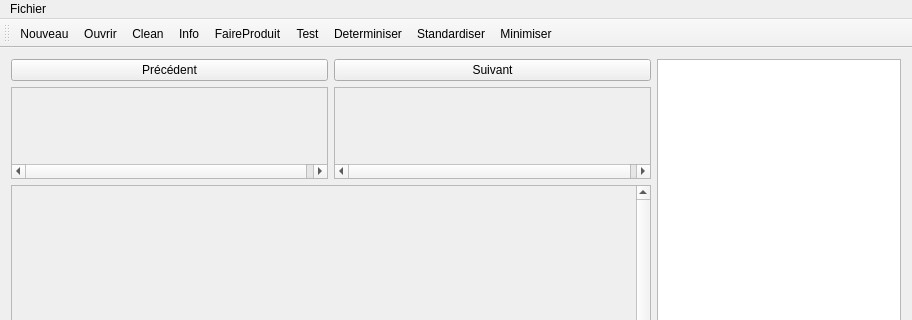
Qt form automate-project/mainwindow.ui (kladier/projetTL) before a commit; both pictures show x 0 to 912 and y 0 to 320 of the 912 by 504 pixel window.
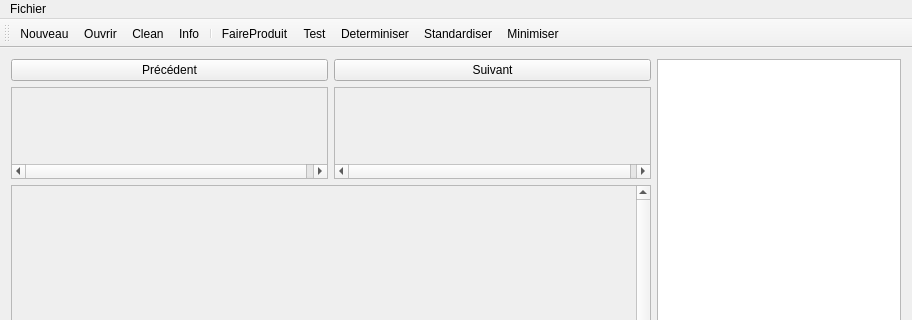
The same form after that commit. Icons and pictures are not drawn.

```diff
--- a/automate-project/mainwindow.ui
+++ b/automate-project/mainwindow.ui
@@ -223,6 +223,7 @@
    <addaction name="actionOuvrir"/>
    <addaction name="actionClean"/>
    <addaction name="actionInfo"/>
+   <addaction name="separator"/>
    <addaction name="actionFaireProduit"/>
    <addaction name="actionTest"/>
    <addaction name="actionDeterminiser"/>
@@ -348,9 +349,6 @@
    </property>
   </action>
   <action name="actionStandardiser">
-   <property name="enabled">
-    <bool>true</bool>
-   </property>
    <property name="icon">
     <iconset resource="Images.qrc">
      <normaloff>:/new/prefix1/Images/standardiser.jpg</normaloff>:/new/prefix1/Images/standardiser.jpg</iconset>
```
Left out of the diff: 9 changed lines with no effect on the pictures.
